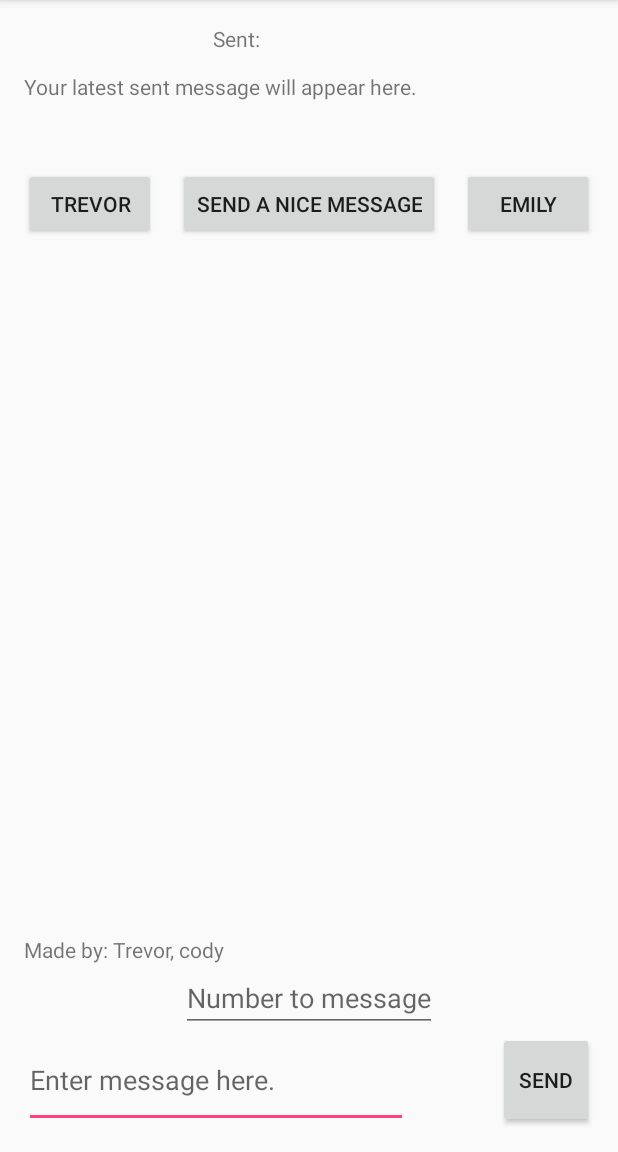
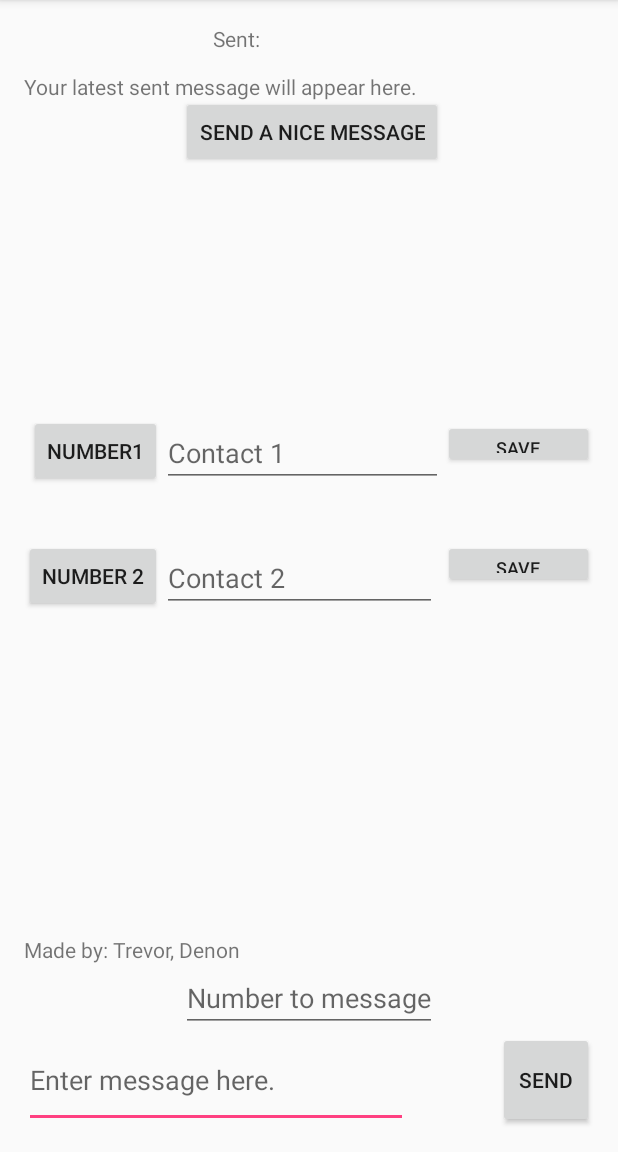
Before and after one commit to MrTj458/WorldsMostBaasicTextingApp, an Android app: the screen it shows after launch (TextingActivity), on a phone screen of 412 x 824 dp, the part 84-1236 px from its top. Run offline under Robolectric (Android 15) with nearby library versions, the light colour scheme and no system bars.

Commit message:
Added 2 savable contacts. Do not save after restart yet.

```diff
--- a/app/src/main/java/com/example/thod0127/worldsmostbaasictextingapp/TextingActivity.java
+++ b/app/src/main/java/com/example/thod0127/worldsmostbaasictextingapp/TextingActivity.java
@@ -24,9 +24,13 @@ public class TextingActivity extends AppCompatActivity
     private Button number1;
     private Button number2;
     private Button randomMessage;
-    private String trevorNumber;
-    private String emilyNumber;
+    private String savedNumber1;
+    private String savedNumber2;
+    private Button saveNumber1Button;
+    private Button saveNumber2Button;
     private ArrayList<String> randomText;
+    private EditText contact1;
+    private EditText contact2;
 
     @Override
     protected void onCreate(Bundle savedInstanceState)
@@ -41,9 +45,13 @@ public class TextingActivity extends AppCompatActivity
         number2 = (Button) findViewById(R.id.number2);
         randomMessage = (Button) findViewById(R.id.niceStuff);
         sentText = (TextView) findViewById(R.id.sentText);
-        trevorNumber = "8016188606";
-        emilyNumber = "8012050112";
+        savedNumber1 = "";
+        savedNumber2 = "";
         randomText = new ArrayList<>();
+        saveNumber1Button = (Button) findViewById(R.id.saveNumber1);
+        saveNumber2Button = (Button) findViewById(R.id.saveNumber2);
+        contact1 = (EditText) findViewById(R.id.contact1);
+        contact2 = (EditText) findViewById(R.id.contact2);
 
         setupList();
         setupListeners();
@@ -77,7 +85,7 @@ public class TextingActivity extends AppCompatActivity
             @Override
             public void onClick(View currentView)
             {
-                smsNumberField.setText(trevorNumber);
+                smsNumberField.setText(savedNumber1);
             }
         });
 
@@ -86,7 +94,7 @@ public class TextingActivity extends AppCompatActivity
             @Override
             public void onClick(View currentView)
             {
-                smsNumberField.setText(emilyNumber);
+                smsNumberField.setText(savedNumber2);
             }
         });
 
@@ -100,6 +108,22 @@ public class TextingActivity extends AppCompatActivity
                 smsMessageField.setText(message);
             }
         });
+        saveNumber1Button.setOnClickListener(new View.OnClickListener()
+        {
+            @Override
+            public void onClick(View currentView)
+            {
+                savedNumber1 = contact1.getText().toString();
+            }
+        });
+        saveNumber2Button.setOnClickListener(new View.OnClickListener()
+        {
+            @Override
+            public void onClick(View currentView)
+            {
+                savedNumber2 = contact2.getText().toString();
+            }
+        });
     }
 
     private void sendSMS(String messageAddress, String messageContent)
@@ -107,6 +131,7 @@ public class TextingActivity extends AppCompatActivity
         SmsManager mySMSManager = SmsManager.getDefault();
         mySMSManager.sendTextMessage(messageAddress, null, messageContent, null, null);
         sentText.setText(messageContent);
+        smsMessageField.setText("");
     }
 
     private void setupList()
--- a/app/src/main/res/layout/activity_texting.xml
+++ b/app/src/main/res/layout/activity_texting.xml
@@ -45,7 +45,7 @@
         android:layout_centerHorizontal="true"
         android:hint="Number to message"
         android:phoneNumber="false"
-        android:inputType="number"/>
+        android:inputType="phone"/>
 
     <TextView
         android:layout_width="wrap_content"
@@ -61,37 +61,86 @@
     <Button
         android:layout_width="wrap_content"
         android:layout_height="wrap_content"
-        android:text="Trevor"
-        android:id="@+id/number1"
-        android:layout_below="@+id/sentText"
+        android:text="Number 2"
+        android:id="@+id/number2"
+        android:layout_centerVertical="true"
         android:layout_alignParentLeft="true"
         android:layout_alignParentStart="true"/>
 
     <Button
         android:layout_width="wrap_content"
         android:layout_height="wrap_content"
-        android:text="Emily"
-        android:id="@+id/number2"
-        android:layout_alignBottom="@+id/number1"
-        android:layout_alignParentRight="true"
-        android:layout_alignParentEnd="true"/>
+        android:text="Number1"
+        android:id="@+id/number1"
+        android:layout_above="@+id/number2"
+        android:layout_alignRight="@+id/number2"
+        android:layout_alignEnd="@+id/number2"
+        android:layout_marginBottom="35dp"/>
 
     <Button
         android:layout_width="wrap_content"
         android:layout_height="wrap_content"
         android:text="Send a nice message"
         android:id="@+id/niceStuff"
-        android:layout_alignBottom="@+id/number2"
-        android:layout_centerHorizontal="true"/>
+        android:layout_alignBottom="@+id/sentText"
+        android:layout_alignLeft="@+id/numberBox"
+        android:layout_alignStart="@+id/numberBox"/>
 
     <TextView
         android:layout_width="wrap_content"
         android:layout_height="wrap_content"
         android:textAppearance="?android:attr/textAppearanceSmall"
-        android:text="Made by: Trevor, cody"
+        android:text="Made by: Trevor, Denon"
         android:id="@+id/textView"
         android:layout_above="@+id/numberBox"
         android:layout_alignParentLeft="true"
         android:layout_alignParentStart="true"/>
 
+    <EditText
+        android:layout_width="wrap_content"
+        android:layout_height="wrap_content"
+        android:ems="10"
+        android:id="@+id/contact1"
+        android:layout_alignBottom="@+id/number1"
+        android:layout_toRightOf="@+id/number2"
+        android:hint="Contact 1"
+        android:layout_alignRight="@+id/niceStuff"
+        android:layout_alignEnd="@+id/niceStuff"
+        android:inputType="phone"/>
+
+    <Button
+        style="?android:attr/buttonStyleSmall"
+        android:layout_width="128dp"
+        android:layout_height="32dp"
+        android:text="Save"
+        android:id="@+id/saveNumber1"
+        android:layout_alignBaseline="@+id/contact1"
+        android:layout_alignBottom="@+id/contact1"
+        android:layout_toRightOf="@+id/contact1"
+        android:layout_toEndOf="@+id/contact1"
+        android:textSize="12dp"/>
+
+    <EditText
+        android:layout_width="wrap_content"
+        android:layout_height="wrap_content"
+        android:inputType="phone"
+        android:ems="10"
+        android:id="@+id/contact2"
+        android:layout_alignBottom="@+id/number2"
+        android:layout_toRightOf="@+id/number2"
+        android:layout_alignRight="@+id/numberBox"
+        android:layout_alignEnd="@+id/numberBox"
+        android:hint="Contact 2"/>
+
+    <Button
+        style="?android:attr/buttonStyleSmall"
+        android:layout_width="128dp"
+        android:layout_height="32dp"
+        android:text="Save"
+        android:id="@+id/saveNumber2"
+        android:layout_alignTop="@+id/number2"
+        android:layout_alignLeft="@+id/saveNumber1"
+        android:layout_alignStart="@+id/saveNumber1"
+        android:textSize="12dp"/>
+
 </RelativeLayout>
```
